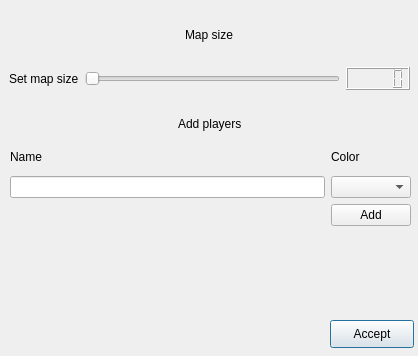
Above: Game/UI/dialog.ui from makipaa/School-Projects before the change. Below: the same form after it.
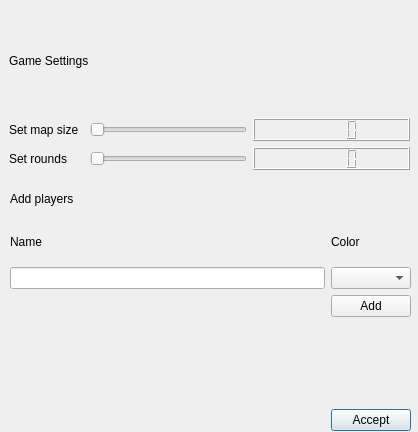
That is the form after the change.

Patch:
```diff
--- a/Game/UI/dialog.ui
+++ b/Game/UI/dialog.ui
@@ -7,46 +7,43 @@
     <x>0</x>
     <y>0</y>
     <width>418</width>
-    <height>356</height>
+    <height>432</height>
    </rect>
   </property>
   <property name="windowTitle">
    <string>Dialog</string>
   </property>
-  <widget class="QPushButton" name="acceptButton">
-   <property name="geometry">
-    <rect>
-     <x>330</x>
-     <y>320</y>
-     <width>84</width>
-     <height>28</height>
-    </rect>
-   </property>
-   <property name="text">
-    <string>Accept</string>
-   </property>
-  </widget>
   <widget class="QWidget" name="gridLayoutWidget">
    <property name="geometry">
     <rect>
      <x>9</x>
      <y>9</y>
      <width>401</width>
-     <height>81</height>
+     <height>161</height>
     </rect>
    </property>
    <layout class="QGridLayout" name="gridLayout">
-    <item row="4" column="2">
-     <widget class="QLCDNumber" name="lcdMapSize"/>
+    <item row="4" column="3" colspan="2">
+     <widget class="QLCDNumber" name="lcdRounds"/>
     </item>
-    <item row="4" column="0">
+    <item row="3" column="0">
      <widget class="QLabel" name="headingLabel">
       <property name="text">
        <string>Set map size</string>
       </property>
      </widget>
     </item>
-    <item row="4" column="1">
+    <item row="4" column="0">
+     <widget class="QLabel" name="roundLabel">
+      <property name="text">
+       <string>Set rounds</string>
+      </property>
+     </widget>
+    </item>
+    <item row="3" column="3" colspan="2">
+     <widget class="QLCDNumber" name="lcdMapSize"/>
+    </item>
+    <item row="3" column="1" colspan="2">
      <widget class="QSlider" name="mapSizeSlider">
       <property name="minimum">
        <number>10</number>
@@ -59,10 +56,27 @@
       </property>
      </widget>
     </item>
-    <item row="1" column="0" colspan="3" alignment="Qt::AlignHCenter">
+    <item row="4" column="1" colspan="2">
+     <widget class="QSlider" name="roundSlider">
+      <property name="orientation">
+       <enum>Qt::Horizontal</enum>
+      </property>
+     </widget>
+    </item>
+    <item row="0" column="0" colspan="2">
      <widget class="QLabel" name="mapLabel">
       <property name="text">
-       <string>Map size</string>
+       <string>Game Settings</string>
+      </property>
+     </widget>
+    </item>
+    <item row="0" column="3" colspan="2">
+     <widget class="QLabel" name="pic1Label">
+      <property name="enabled">
+       <bool>true</bool>
+      </property>
+      <property name="text">
+       <string/>
       </property>
      </widget>
     </item>
@@ -72,9 +86,9 @@
    <property name="geometry">
     <rect>
      <x>10</x>
-     <y>110</y>
+     <y>180</y>
      <width>401</width>
-     <height>116</height>
+     <height>251</height>
     </rect>
    </property>
    <layout class="QGridLayout" name="gridLayout_2">
@@ -85,6 +99,40 @@
       </property>
      </widget>
     </item>
+    <item row="3" column="0">
+     <widget class="QLineEdit" name="nameInput"/>
+    </item>
+    <item row="4" column="0" rowspan="3">
+     <widget class="QLabel" name="showPlayersLabel">
+      <property name="text">
+       <string/>
+      </property>
+     </widget>
+    </item>
+    <item row="7" column="0">
+     <widget class="QLabel" name="infoLabel">
+      <property name="text">
+       <string/>
+      </property>
+     </widget>
+    </item>
+    <item row="7" column="1">
+     <widget class="QPushButton" name="acceptButton">
+      <property name="text">
+       <string>Accept</string>
+      </property>
+     </widget>
+    </item>
+    <item row="4" column="1">
+     <widget class="QPushButton" name="addPlayersButton">
+      <property name="text">
+       <string>Add</string>
+      </property>
+     </widget>
+    </item>
+    <item row="3" column="1">
+     <widget class="QComboBox" name="comboBox"/>
+    </item>
     <item row="1" column="1">
      <widget class="QLabel" name="color_label">
       <property name="text">
@@ -92,48 +140,15 @@
       </property>
      </widget>
     </item>
-    <item row="2" column="0">
-     <widget class="QLineEdit" name="nameInput"/>
-    </item>
-    <item row="0" column="0" colspan="2" alignment="Qt::AlignHCenter">
+    <item row="0" column="0" colspan="2">
      <widget class="QLabel" name="addplayers_label">
       <property name="text">
        <string>Add players</string>
       </property>
      </widget>
     </item>
-    <item row="2" column="1">
-     <widget class="QComboBox" name="comboBox"/>
-    </item>
-    <item row="3" column="1">
-     <widget class="QPushButton" name="addPlayersButton">
-      <property name="text">
-       <string>Add</string>
-      </property>
-     </widget>
-    </item>
-    <item row="3" column="0">
-     <widget class="QLabel" name="infoLabel">
-      <property name="text">
-       <string/>
-      </property>
-     </widget>
-    </item>
    </layout>
   </widget>
-  <widget class="QLabel" name="showPlayersLabel">
-   <property name="geometry">
-    <rect>
-     <x>20</x>
-     <y>240</y>
-     <width>158</width>
-     <height>99</height>
-    </rect>
-   </property>
-   <property name="text">
-    <string/>
-   </property>
-  </widget>
  </widget>
  <resources/>
  <connections/>
```
